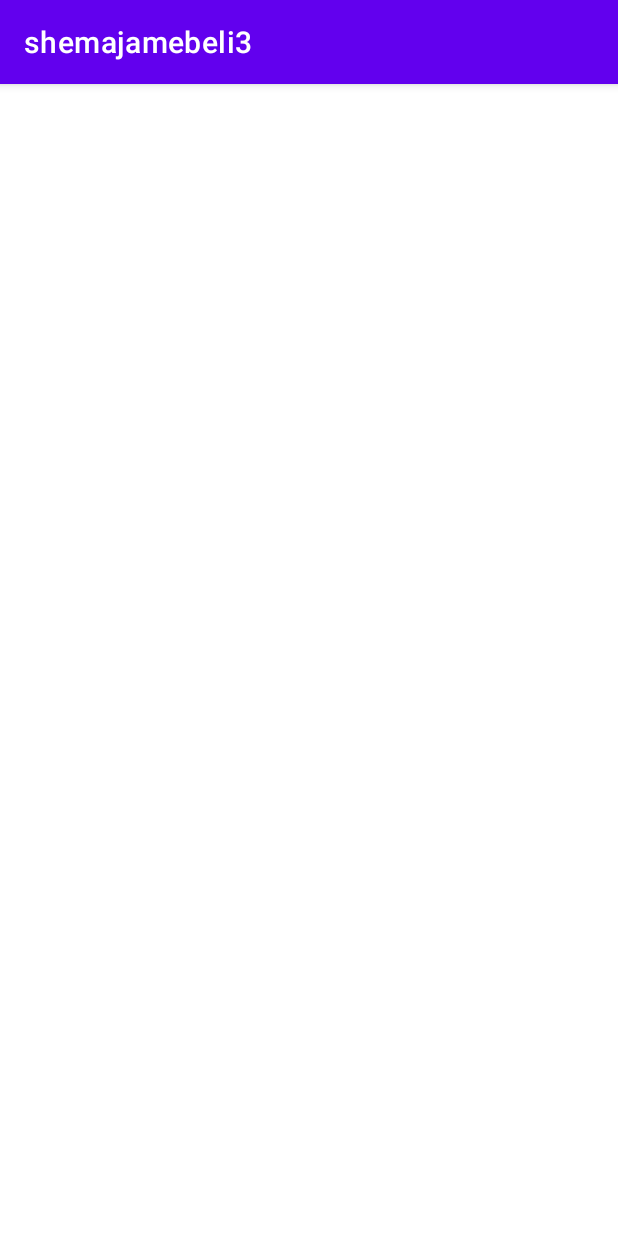
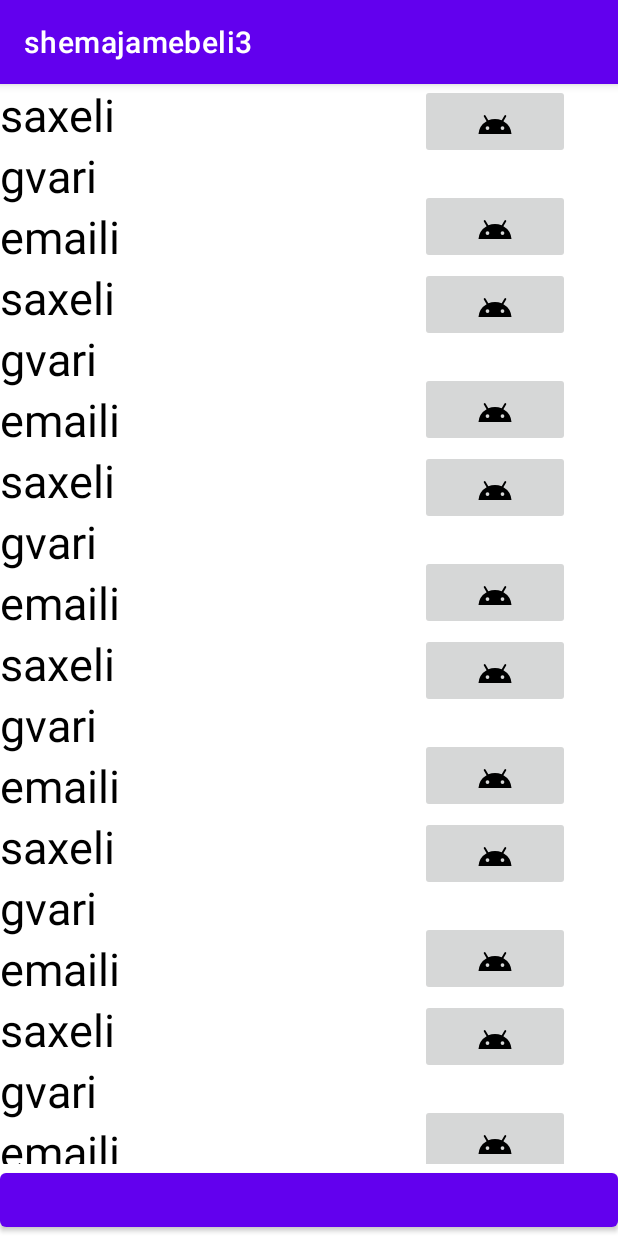
Before and after one commit to giorgiqemoklidze/hemajamebeli3, an Android app: the screen it shows after launch (UsersActivity), on a phone screen of 412 x 824 dp. Run offline under Robolectric (Android 15) with nearby library versions, the phone set to English and light mode, and no system bars.

Commit message:
homework 9

```diff
--- /dev/null
+++ b/app/src/main/java/com/example/shemajamebeli3/EditInfoFragment.kt
@@ -0,0 +1,102 @@
+package com.example.shemajamebeli3
+
+import android.os.Bundle
+import android.os.Parcelable
+import androidx.fragment.app.Fragment
+import android.view.LayoutInflater
+import android.view.View
+import android.view.ViewGroup
+import androidx.core.os.bundleOf
+import androidx.fragment.app.setFragmentResult
+import androidx.fragment.app.setFragmentResultListener
+import androidx.navigation.Navigation
+import androidx.recyclerview.widget.LinearLayoutManager
+import com.example.shemajamebeli3.databinding.FragmentEditInfoBinding
+
+
+class EditInfoFragment : Fragment() {
+    private lateinit var binding : FragmentEditInfoBinding
+
+    private lateinit var adapter: RecyclerViewAdapter
+
+
+    var items = mutableListOf<Model>()
+
+
+    override fun onCreate(savedInstanceState: Bundle?) {
+        super.onCreate(savedInstanceState)
+
+        setFragmentResultListener("item",){  requestKey, bundle ->
+            val name: Model = bundle.getParcelable<Parcelable>("name") as Model
+            items.add(name)
+        }
+
+
+
+
+        setdata()
+    }
+
+    override fun onCreateView(inflater: LayoutInflater, container: ViewGroup?,
+                              savedInstanceState: Bundle?): View {
+        binding = FragmentEditInfoBinding.inflate(inflater,container,false)
+        addbtn()
+        init()
+
+
+        return binding.root
+
+
+
+
+    }
+    private fun init(){
+        adapter=RecyclerViewAdapter(items,object : usersOnClick{
+            override fun onClickListener(position: Int) {
+                setFragmentResultListener("itemslist",){  requestKey, bundle ->
+                    val user: Model = bundle.getParcelable<Parcelable>("list") as Model
+                    items.removeAt(position)
+                    items.add(position,user)
+
+                }
+                view?.let { Navigation.findNavController(it).navigate(R.id.editFragment) }
+            }
+
+        })
+
+        binding.recyclerView.layoutManager = LinearLayoutManager(context)
+
+        binding.recyclerView.adapter=adapter
+
+
+    }
+
+
+    fun addbtn(){
+        binding.imgBtnAdd.setOnClickListener(){
+            Navigation.findNavController(it).navigate(R.id.action_editInfoFragment2_to_seconndFragment,)
+        }
+    }
+
+
+
+
+    private fun setdata(){
+
+        items.add(Model("saxeli","gvari","emaili"))
+        items.add(Model("saxeli","gvari","emaili"))
+        items.add(Model("saxeli","gvari","emaili"))
+        items.add(Model("saxeli","gvari","emaili"))
+        items.add(Model("saxeli","gvari","emaili"))
+        items.add(Model("saxeli","gvari","emaili"))
+        items.add(Model("saxeli","gvari","emaili"))
+        items.add(Model("saxeli","gvari","emaili"))
+        items.add(Model("saxeli","gvari","emaili"))
+        items.add(Model("saxeli","gvari","emaili"))
+
+
+
+    }
+
+
+}
--- a/app/src/main/java/com/example/shemajamebeli3/Model.kt
+++ b/app/src/main/java/com/example/shemajamebeli3/Model.kt
@@ -1,3 +1,13 @@
 package com.example.shemajamebeli3
 
-data class Model (val name:String,val gvari :String, val email :String)
+import android.os.Parcel
+import android.os.Parcelable
+import kotlinx.android.parcel.Parcelize
+import java.io.Serializable
+@Parcelize
+data class Model (val name:String, val gvari :String, val email :String) : Parcelable{
+
+
+
+
+}
--- a/app/src/main/java/com/example/shemajamebeli3/RecyclerViewAdapter.kt
+++ b/app/src/main/java/com/example/shemajamebeli3/RecyclerViewAdapter.kt
@@ -1,61 +1,64 @@
 package com.example.shemajamebeli3
 
-import android.content.Intent
+
 import android.view.LayoutInflater
 import android.view.View
 import android.view.ViewGroup
-import android.widget.Button
-import android.widget.ImageButton
-import android.widget.TextView
-import androidx.core.content.ContextCompat.startActivity
 import androidx.recyclerview.widget.RecyclerView
-
-class RecyclerViewAdapter(items:MutableList<Model>,private val usersOnClick: usersOnClick):RecyclerView.Adapter<RecyclerViewAdapter.ViewHolder>() {
-    val items = items
+import com.example.shemajamebeli3.databinding.ItemsLayoutBinding
 
 
 
-    inner class ViewHolder(itemView:View):RecyclerView.ViewHolder(itemView),View.OnClickListener{
-
-        val itemName : TextView = itemView.findViewById(R.id.saxeli)
-        val itemLastName : TextView = itemView.findViewById(R.id.gvari)
-        val itemEmail : TextView = itemView.findViewById(R.id.email)
-        val deleteBtn : ImageButton = itemView.findViewById(R.id.imgBtnDelete)
-        val editBtn : ImageButton = itemView.findViewById(R.id.imgBtnEdit)
+class RecyclerViewAdapter(private val users:MutableList<Model>,private val usersOnclick: usersOnClick):RecyclerView.Adapter<RecyclerViewAdapter.ItemsViewHolder>() {
 
 
-        fun bind(){
-            val itemsName = items[adapterPosition].name
-            val itemsLastName = items[adapterPosition].gvari
-            val itemsEmail =items[adapterPosition].email
-           itemName.setText(itemsName)
-            itemLastName.setText(itemsLastName)
-            itemEmail.setText(itemsEmail)
 
 
+
+
+    override fun onCreateViewHolder(parent: ViewGroup, viewType: Int): ItemsViewHolder  {
+        val exampleView = ItemsLayoutBinding.inflate(LayoutInflater.from(parent.context),parent,false)
+        val  holder = ItemsViewHolder(exampleView)
+        return holder
+
+    }
+
+    override fun onBindViewHolder(holder: ItemsViewHolder, position: Int) {
+        holder.bind()
+
+    }
+    override fun getItemCount(): Int = users.size
+
+
+    inner class ItemsViewHolder(private val binding : ItemsLayoutBinding):RecyclerView.ViewHolder(binding.root),View.OnClickListener{
+        private lateinit var item : Model
+
+        fun bind(){
+            item = users[adapterPosition]
+            binding.saxeli.text = item.name
+            binding.gvari.text = item.gvari
+            binding.email.text = item.email
+            binding.imgBtnDelete.setOnClickListener(this)
+            binding.imgBtnEdit.setOnClickListener(){
+                users.removeAt(adapterPosition)
+                notifyItemRemoved(adapterPosition)
+            }
 
 
         }
 
         override fun onClick(v: View?) {
-            usersOnClick.onClickListener(adapterPosition)
+
+            usersOnclick.onClickListener(adapterPosition)
+
         }
+
+
 
 
     }
 
 
 
-    override fun onBindViewHolder(holder: RecyclerView.ViewHolder, position: Int) {
-       ViewHolder.bind()
-    }
-    override fun onCreateViewHolder(viewGroup: ViewGroup, viewType: Int): ViewHolder {
-        val layout : View = LayoutInflater.from(viewGroup.context).inflate(R.layout.items_layout,viewGroup,false)
-        return ViewHolder(layout)
-    }
-
-
-    override fun getItemCount() = items.size
-
 
 }
--- a/app/src/main/java/com/example/shemajamebeli3/UsersActivity.kt
+++ b/app/src/main/java/com/example/shemajamebeli3/UsersActivity.kt
@@ -7,11 +7,10 @@ import androidx.recyclerview.widget.LinearLayoutManager
 import com.example.shemajamebeli3.databinding.ActivityUsersBinding
 import java.net.InterfaceAddress
 
-class UsersActivity : AppCompatActivity() {
+class UsersActivity : AppCompatActivity()  {
 
     private lateinit var binding : ActivityUsersBinding
 
-    var items = mutableListOf<Model>()
 
 
     override fun onCreate(savedInstanceState: Bundle?) {
@@ -19,44 +18,10 @@ class UsersActivity : AppCompatActivity() {
         binding = ActivityUsersBinding.inflate(layoutInflater)
         setContentView(binding.root)
 
-        init()
+
     }
 
 
-    private fun init(){
-        addOnCLickListener()
-        setdata()
-        var adapter = RecyclerViewAdapter(items, object : usersOnClick {
-            override fun onClickListener() {
-
-            }
 
 
-        })
-        binding.recyclerView.layoutManager = LinearLayoutManager(this)
-        binding.recyclerView.adapter = adapter
-    }
-
-
-    fun addOnCLickListener (){
-        val button:ImageButton = findViewById(R.id.imgBtnAdd)
-        button.setOnClickListener{
-
-        }
-
-    }
-
-    private fun setdata(){
-
-        items.add(Model("saxeli","gvari","emaili"))
-        items.add(Model("saxeli","gvari","emaili"))
-        items.add(Model("saxeli","gvari","emaili"))
-        items.add(Model("saxeli","gvari","emaili"))
-        items.add(Model("saxeli","gvari","emaili"))
-        items.add(Model("saxeli","gvari","emaili"))
-        items.add(Model("saxeli","gvari","emaili"))
-        items.add(Model("saxeli","gvari","emaili"))
-        items.add(Model("saxeli","gvari","emaili"))
-
-    }
 }
--- a/app/src/main/java/com/example/shemajamebeli3/usersOnClick.kt
+++ b/app/src/main/java/com/example/shemajamebeli3/usersOnClick.kt
@@ -1,6 +1,5 @@
 package com.example.shemajamebeli3
 
 interface usersOnClick {
-   fun onClickListener()
-
+   fun onClickListener(position: Int)
 }
--- a/app/src/main/res/layout/activity_users.xml
+++ b/app/src/main/res/layout/activity_users.xml
@@ -4,25 +4,29 @@
     xmlns:tools="http://schemas.android.com/tools"
     android:layout_width="match_parent"
     android:layout_height="match_parent"
-    tools:context=".UsersActivity">
+    tools:context=".UsersActivity"
+    >
 
 
-    <androidx.recyclerview.widget.RecyclerView
-        android:id="@+id/recyclerView"
+    <androidx.fragment.app.FragmentContainerView
+        android:id="@+id/fragmenttConteiner"
         android:layout_width="match_parent"
-        android:layout_height="0dp"
-        app:layout_constraintBottom_toTopOf="@+id/imgBtnAdd"
+        android:layout_height="match_parent"
+        app:layout_constraintBottom_toBottomOf="parent"
         app:layout_constraintEnd_toEndOf="parent"
         app:layout_constraintStart_toStartOf="parent"
-        app:layout_constraintTop_toTopOf="parent" />
+        app:layout_constraintTop_toTopOf="parent">
 
-    <ImageButton
-        android:id="@+id/imgBtnAdd"
-        android:layout_width="0dp"
-        android:layout_height="wrap_content"
-        android:src="@drawable/ic_android_black_24dp"
-        app:layout_constraintBottom_toBottomOf="parent"
-        app:layout_constraintEnd_toEndOf="parent"
-        app:layout_constraintStart_toStartOf="parent" />
+        <fragment
+            android:id="@+id/fragment"
+            android:name="androidx.navigation.fragment.NavHostFragment"
+            android:layout_width="match_parent"
+            android:layout_height="match_parent"
+            app:defaultNavHost="true"
+            app:navGraph="@navigation/my_nav" />
+    </androidx.fragment.app.FragmentContainerView>
+
+
+
 
 </androidx.constraintlayout.widget.ConstraintLayout>
--- /dev/null
+++ b/app/src/main/res/layout/fragment_edit_info.xml
@@ -0,0 +1,31 @@
+<?xml version="1.0" encoding="utf-8"?>
+<androidx.constraintlayout.widget.ConstraintLayout xmlns:android="http://schemas.android.com/apk/res/android"
+    xmlns:app="http://schemas.android.com/apk/res-auto"
+    xmlns:tools="http://schemas.android.com/tools"
+    android:layout_width="match_parent"
+    android:layout_height="match_parent"
+    tools:context=".EditInfoFragment">
+
+
+
+    <androidx.recyclerview.widget.RecyclerView
+        android:id="@+id/recyclerView"
+        android:layout_width="match_parent"
+        android:layout_height="0dp"
+        app:layout_constraintBottom_toTopOf="@+id/imgBtnAdd"
+        app:layout_constraintEnd_toEndOf="parent"
+        app:layout_constraintStart_toStartOf="parent"
+        app:layout_constraintTop_toTopOf="parent" />
+
+    <Button
+        android:id="@+id/imgBtnAdd"
+        android:layout_width="0dp"
+        android:layout_height="wrap_content"
+        android:src="@drawable/ic_android_black_24dp"
+        app:layout_constraintBottom_toBottomOf="parent"
+        app:layout_constraintEnd_toEndOf="parent"
+        app:layout_constraintStart_toStartOf="parent" />
+
+
+
+</androidx.constraintlayout.widget.ConstraintLayout>
--- /dev/null
+++ b/app/src/main/res/navigation/my_nav.xml
@@ -0,0 +1,32 @@
+<?xml version="1.0" encoding="utf-8"?>
+<navigation xmlns:android="http://schemas.android.com/apk/res/android"
+    xmlns:app="http://schemas.android.com/apk/res-auto"
+    xmlns:tools="http://schemas.android.com/tools"
+    android:id="@+id/my_nav"
+    app:startDestination="@id/editInfoFragment2">
+
+    <fragment
+        android:id="@+id/editInfoFragment2"
+        android:name="com.example.shemajamebeli3.EditInfoFragment"
+        android:label="fragment_edit_info"
+        tools:layout="@layout/fragment_edit_info" >
+        <action
+            android:id="@+id/action_editInfoFragment2_to_seconndFragment"
+            app:destination="@id/seconndFragment" />
+        <action
+            android:id="@+id/action_editInfoFragment2_to_editFragment"
+            app:destination="@id/editFragment" />
+    </fragment>
+    <fragment
+        android:id="@+id/seconndFragment"
+        android:name="com.example.shemajamebeli3.SeconndFragment"
+        android:label="fragment_seconnd"
+        tools:layout="@layout/fragment_seconnd" />
+    <fragment
+        android:id="@+id/editFragment"
+        android:name="com.example.shemajamebeli3.EditFragment"
+        android:label="fragment_edit"
+        tools:layout="@layout/fragment_edit" />
+
+
+</navigation>
--- a/app/src/main/res/values/colors.xml
+++ b/app/src/main/res/values/colors.xml
@@ -7,4 +7,5 @@
     <color name="teal_700">#FF018786</color>
     <color name="black">#FF000000</color>
     <color name="white">#FFFFFFFF</color>
+    <color name="green">#00B3A4</color>
 </resources>
--- a/app/src/main/res/values/strings.xml
+++ b/app/src/main/res/values/strings.xml
@@ -1,3 +1,5 @@
 <resources>
     <string name="app_name">shemajamebeli3</string>
+    <!-- TODO: Remove or change this placeholder text -->
+    <string name="hello_blank_fragment">Hello blank fragment</string>
 </resources>
--- a/build.gradle
+++ b/build.gradle
@@ -2,10 +2,11 @@
 buildscript {
     ext.kotlin_version = "1.4.32"
     repositories {
-        google()
+            google()
         jcenter()
     }
     dependencies {
+
         classpath "com.android.tools.build:gradle:4.1.3"
         classpath "org.jetbrains.kotlin:kotlin-gradle-plugin:$kotlin_version"
 
```
Also changed, not shown: app/build.gradle (+20 -2 lines), app/src/main/java/com/example/shemajamebeli3/EditFragment.kt (added, +44 -0 lines), app/src/main/java/com/example/shemajamebeli3/SeconndFragment.kt (added, +44 -0 lines), app/src/main/java/com/example/shemajamebeli3/UserActivity.kt (deleted, +0 -11 lines), app/src/main/res/layout/fragment_edit.xml (added, +46 -0 lines), app/src/main/res/layout/fragment_seconnd.xml (added, +45 -0 lines).
